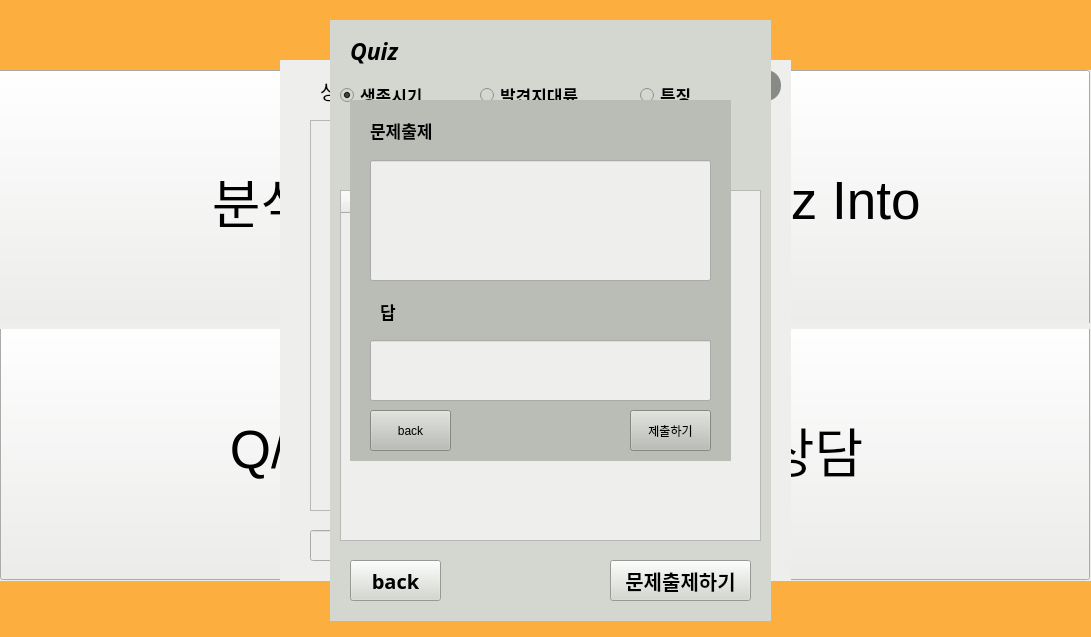
First picture: the form in professor.ui, repository YangwonChoi/eduwill, before the edit.
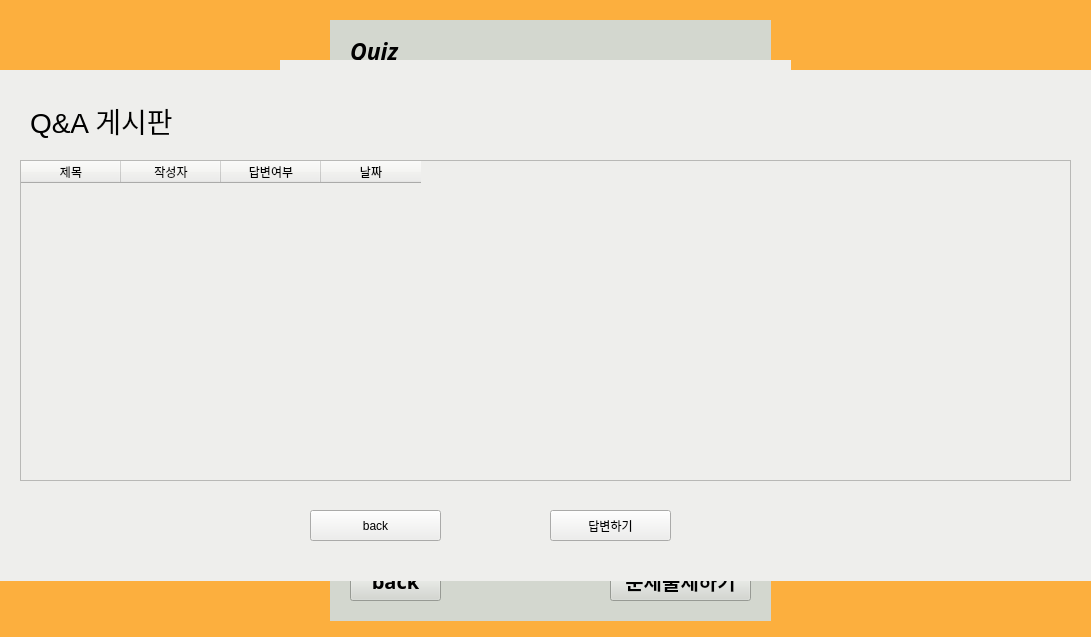
Second picture: the form after the edit.

Diff of the .ui file:
```diff
--- a/professor.ui
+++ b/professor.ui
@@ -14,9 +14,12 @@
    <string>MainWindow</string>
   </property>
   <property name="styleSheet">
-   <string notr="true">background-color: rgb(252, 175, 62);</string>
+   <string notr="true">￣</string>
   </property>
   <widget class="QWidget" name="centralwidget">
+   <property name="styleSheet">
+    <string notr="true">background-color: rgb(252, 175, 62);</string>
+   </property>
    <widget class="QWidget" name="login_widget" native="true">
     <property name="geometry">
      <rect>
@@ -1334,6 +1337,172 @@
      </property>
     </widget>
    </widget>
+   <widget class="QWidget" name="qn_widget" native="true">
+    <property name="geometry">
+     <rect>
+      <x>0</x>
+      <y>70</y>
+      <width>1091</width>
+      <height>511</height>
+     </rect>
+    </property>
+    <property name="styleSheet">
+     <string notr="true">background-color: rgb(238, 238, 236);</string>
+    </property>
+    <widget class="QTableWidget" name="tableWidget">
+     <property name="geometry">
+      <rect>
+       <x>20</x>
+       <y>90</y>
+       <width>1051</width>
+       <height>321</height>
+      </rect>
+     </property>
+     <column>
+      <property name="text">
+       <string>제목</string>
+      </property>
+     </column>
+     <column>
+      <property name="text">
+       <string>작성자</string>
+      </property>
+     </column>
+     <column>
+      <property name="text">
+       <string>답변여부</string>
+      </property>
+     </column>
+     <column>
+      <property name="text">
+       <string>날짜</string>
+      </property>
+     </column>
+    </widget>
+    <widget class="QLabel" name="label_14">
+     <property name="geometry">
+      <rect>
+       <x>30</x>
+       <y>30</y>
+       <width>211</width>
+       <height>41</height>
+      </rect>
+     </property>
+     <property name="font">
+      <font>
+       <pointsize>21</pointsize>
+      </font>
+     </property>
+     <property name="text">
+      <string>Q&amp;A 게시판</string>
+     </property>
+    </widget>
+    <widget class="QPushButton" name="qn_back_btn">
+     <property name="geometry">
+      <rect>
+       <x>310</x>
+       <y>440</y>
+       <width>131</width>
+       <height>31</height>
+      </rect>
+     </property>
+     <property name="text">
+      <string>back</string>
+     </property>
+    </widget>
+    <widget class="QPushButton" name="qn_anser_btn">
+     <property name="geometry">
+      <rect>
+       <x>550</x>
+       <y>440</y>
+       <width>121</width>
+       <height>31</height>
+      </rect>
+     </property>
+     <property name="text">
+      <string>답변하기</string>
+     </property>
+    </widget>
+   </widget>
+   <widget class="QWidget" name="anser_widget" native="true">
+    <property name="geometry">
+     <rect>
+      <x>0</x>
+      <y>70</y>
+      <width>1091</width>
+      <height>511</height>
+     </rect>
+    </property>
+    <property name="styleSheet">
+     <string notr="true">background-color: rgb(238, 238, 236);</string>
+    </property>
+    <widget class="QLabel" name="Questions_label">
+     <property name="geometry">
+      <rect>
+       <x>40</x>
+       <y>30</y>
+       <width>961</width>
+       <height>31</height>
+      </rect>
+     </property>
+     <property name="font">
+      <font>
+       <pointsize>15</pointsize>
+      </font>
+     </property>
+     <property name="text">
+      <string>제목</string>
+     </property>
+    </widget>
+    <widget class="QPushButton" name="anser_back">
+     <property name="geometry">
+      <rect>
+       <x>310</x>
+       <y>440</y>
+       <width>121</width>
+       <height>31</height>
+      </rect>
+     </property>
+     <property name="text">
+      <string>back</string>
+     </property>
+    </widget>
+    <widget class="QPushButton" name="anser_btn2">
+     <property name="geometry">
+      <rect>
+       <x>550</x>
+       <y>440</y>
+       <width>121</width>
+       <height>31</height>
+      </rect>
+     </property>
+     <property name="text">
+      <string>답변하기</string>
+     </property>
+    </widget>
+    <widget class="QTextEdit" name="textEdit">
+     <property name="geometry">
+      <rect>
+       <x>40</x>
+       <y>90</y>
+       <width>1011</width>
+       <height>321</height>
+      </rect>
+     </property>
+     <property name="styleSheet">
+      <string notr="true">background-color: rgb(255, 255, 255);</string>
+     </property>
+    </widget>
+   </widget>
+   <zorder>anser_widget</zorder>
+   <zorder>sign_widget</zorder>
+   <zorder>select_widget</zorder>
+   <zorder>quiz_widget</zorder>
+   <zorder>chat_widget</zorder>
+   <zorder>login_widget</zorder>
+   <zorder>make_widget</zorder>
+   <zorder>menu_widget</zorder>
+   <zorder>qn_widget</zorder>
   </widget>
  </widget>
  <resources/>
```
